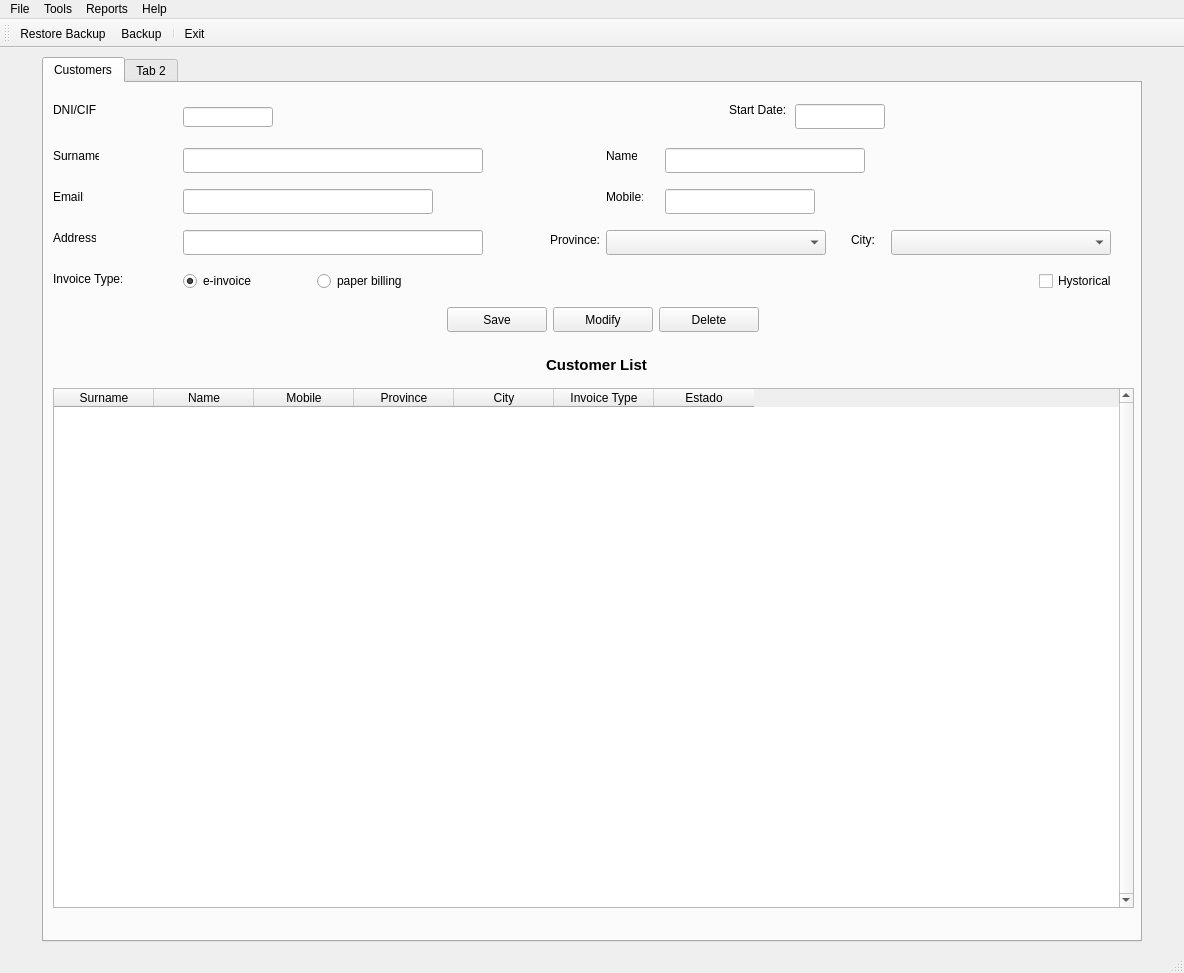
Before: the Qt Designer form templates/window.ui in WDJohanWD/DesktopApp, drawn with Qt 5.
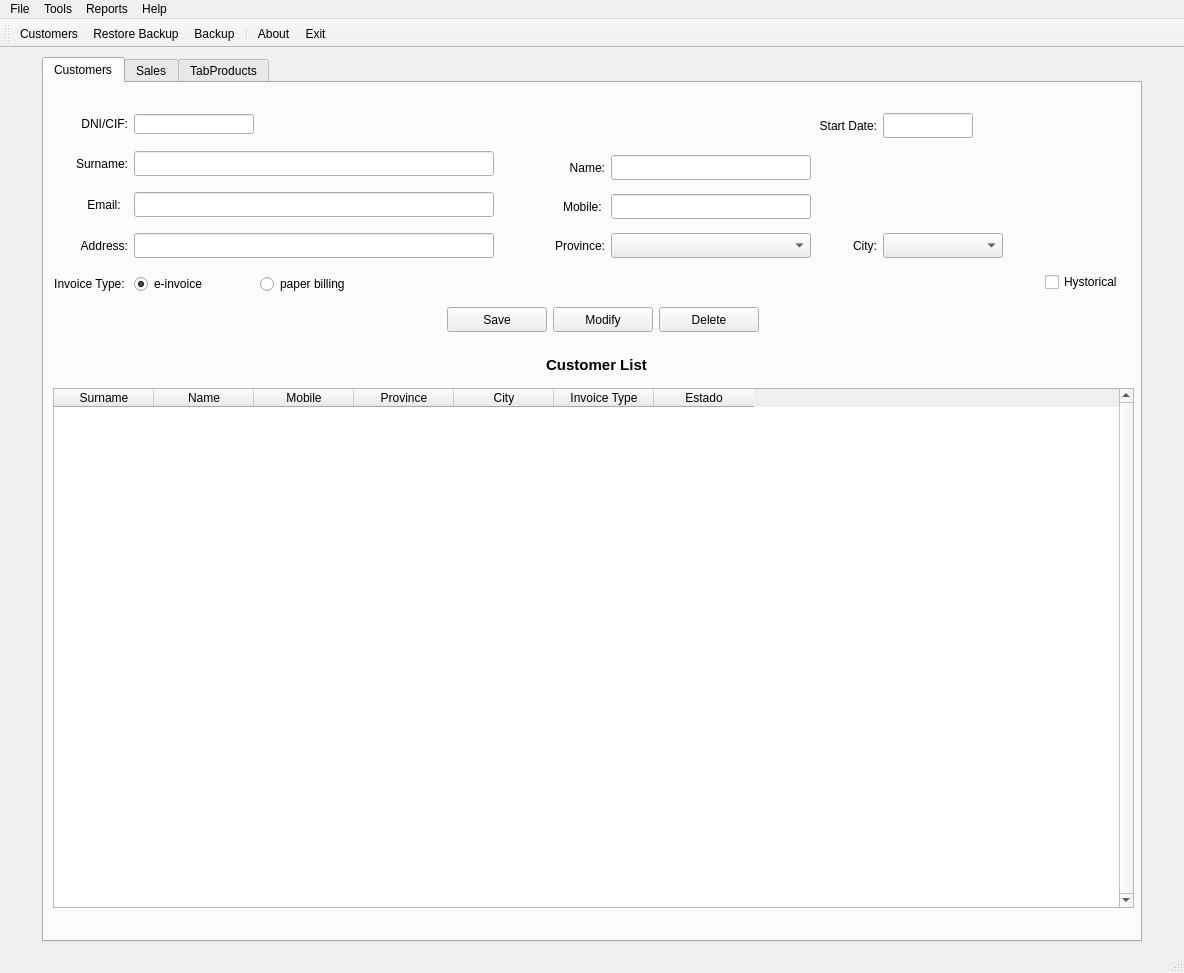
After: the same form once the commit is applied. Icons and pictures are not drawn.

Patch:
```diff
--- a/templates/window.ui
+++ b/templates/window.ui
@@ -54,108 +54,6 @@
        <attribute name="title">
         <string>Customers</string>
        </attribute>
-       <widget class="QLabel" name="lblDircli">
-        <property name="geometry">
-         <rect>
-          <x>9</x>
-          <y>147</y>
-          <width>43</width>
-          <height>16</height>
-         </rect>
-        </property>
-        <property name="text">
-         <string>Address:</string>
-        </property>
-        <property name="alignment">
-         <set>Qt::AlignLeading|Qt::AlignLeft|Qt::AlignVCenter</set>
-        </property>
-       </widget>
-       <widget class="QPushButton" name="btnCleanCli">
-        <property name="geometry">
-         <rect>
-          <x>995</x>
-          <y>19</y>
-          <width>32</width>
-          <height>30</height>
-         </rect>
-        </property>
-        <property name="maximumSize">
-         <size>
-          <width>32</width>
-          <height>32</height>
-         </size>
-        </property>
-        <property name="text">
-         <string/>
-        </property>
-        <property name="icon">
-         <iconset>
-          <normaloff>../../../../.designer/img/rotate-ccw.png</normaloff>../../../../.designer/img/rotate-ccw.png</iconset>
-        </property>
-        <property name="iconSize">
-         <size>
-          <width>22</width>
-          <height>22</height>
-         </size>
-        </property>
-        <property name="flat">
-         <bool>true</bool>
-        </property>
-       </widget>
-       <widget class="QCheckBox" name="chkHistoricocli">
-        <property name="geometry">
-         <rect>
-          <x>995</x>
-          <y>188</y>
-          <width>90</width>
-          <height>20</height>
-         </rect>
-        </property>
-        <property name="minimumSize">
-         <size>
-          <width>90</width>
-          <height>20</height>
-         </size>
-        </property>
-        <property name="text">
-         <string>Hystorical</string>
-        </property>
-       </widget>
-       <widget class="QLineEdit" name="txtDircli">
-        <property name="geometry">
-         <rect>
-          <x>139</x>
-          <y>147</y>
-          <width>300</width>
-          <height>25</height>
-         </rect>
-        </property>
-        <property name="minimumSize">
-         <size>
-          <width>300</width>
-          <height>25</height>
-         </size>
-        </property>
-        <property name="maximumSize">
-         <size>
-          <width>300</width>
-          <height>25</height>
-         </size>
-        </property>
-       </widget>
-       <widget class="QLabel" name="lblNomecli">
-        <property name="geometry">
-         <rect>
-          <x>562</x>
-          <y>65</y>
-          <width>31</width>
-          <height>16</height>
-         </rect>
-        </property>
-        <property name="text">
-         <string>Name:</string>
-        </property>
-       </widget>
        <widget class="QPushButton" name="btnDelcli">
         <property name="geometry">
          <rect>
@@ -181,322 +79,6 @@
          <string>Delete</string>
         </property>
        </widget>
-       <widget class="QLabel" name="lblTipofaccli">
-        <property name="geometry">
-         <rect>
-          <x>9</x>
-          <y>188</y>
-          <width>69</width>
-          <height>16</height>
-         </rect>
-        </property>
-        <property name="text">
-         <string>Invoice Type: </string>
-        </property>
-       </widget>
-       <widget class="QLabel" name="lblMailcli">
-        <property name="geometry">
-         <rect>
-          <x>9</x>
-          <y>106</y>
-          <width>31</width>
-          <height>16</height>
-         </rect>
-        </property>
-        <property name="text">
-         <string>Email: </string>
-        </property>
-       </widget>
-       <widget class="QLabel" name="lblProvcli">
-        <property name="geometry">
-         <rect>
-          <x>476</x>
-          <y>147</y>
-          <width>80</width>
-          <height>20</height>
-         </rect>
-        </property>
-        <property name="minimumSize">
-         <size>
-          <width>80</width>
-          <height>20</height>
-         </size>
-        </property>
-        <property name="text">
-         <string>Province:</string>
-        </property>
-        <property name="alignment">
-         <set>Qt::AlignRight|Qt::AlignTrailing|Qt::AlignVCenter</set>
-        </property>
-       </widget>
-       <widget class="QLineEdit" name="txtApelcli">
-        <property name="geometry">
-         <rect>
-          <x>139</x>
-          <y>65</y>
-          <width>300</width>
-          <height>25</height>
-         </rect>
-        </property>
-        <property name="minimumSize">
-         <size>
-          <width>300</width>
-          <height>25</height>
-         </size>
-        </property>
-        <property name="maximumSize">
-         <size>
-          <width>250</width>
-          <height>25</height>
-         </size>
-        </property>
-       </widget>
-       <widget class="QRadioButton" name="rbtFacmail">
-        <property name="geometry">
-         <rect>
-          <x>139</x>
-          <y>188</y>
-          <width>90</width>
-          <height>20</height>
-         </rect>
-        </property>
-        <property name="minimumSize">
-         <size>
-          <width>90</width>
-          <height>20</height>
-         </size>
-        </property>
-        <property name="text">
-         <string>e-invoice</string>
-        </property>
-        <property name="checked">
-         <bool>true</bool>
-        </property>
-       </widget>
-       <widget class="QLineEdit" name="txtMobilcli">
-        <property name="geometry">
-         <rect>
-          <x>621</x>
-          <y>106</y>
-          <width>150</width>
-          <height>25</height>
-         </rect>
-        </property>
-        <property name="minimumSize">
-         <size>
-          <width>150</width>
-          <height>25</height>
-         </size>
-        </property>
-        <property name="maximumSize">
-         <size>
-          <width>150</width>
-          <height>25</height>
-         </size>
-        </property>
-       </widget>
-       <widget class="QPushButton" name="btnFechaltacli">
-        <property name="geometry">
-         <rect>
-          <x>847</x>
-          <y>19</y>
-          <width>30</width>
-          <height>30</height>
-         </rect>
-        </property>
-        <property name="minimumSize">
-         <size>
-          <width>30</width>
-          <height>30</height>
-         </size>
-        </property>
-        <property name="maximumSize">
-         <size>
-          <width>30</width>
-          <height>30</height>
-         </size>
-        </property>
-        <property name="text">
-         <string/>
-        </property>
-        <property name="icon">
-         <iconset>
-          <normaloff>../../../../.designer/img/calendar-days.png</normaloff>../../../../.designer/img/calendar-days.png</iconset>
-        </property>
-        <property name="iconSize">
-         <size>
-          <width>22</width>
-          <height>22</height>
-         </size>
-        </property>
-        <property name="flat">
-         <bool>true</bool>
-        </property>
-       </widget>
-       <widget class="QComboBox" name="cmbMunicli">
-        <property name="geometry">
-         <rect>
-          <x>847</x>
-          <y>147</y>
-          <width>220</width>
-          <height>25</height>
-         </rect>
-        </property>
-        <property name="minimumSize">
-         <size>
-          <width>220</width>
-          <height>25</height>
-         </size>
-        </property>
-        <property name="maximumSize">
-         <size>
-          <width>25</width>
-          <height>16777215</height>
-         </size>
-        </property>
-       </widget>
-       <widget class="QComboBox" name="cmbProvcli">
-        <property name="geometry">
-         <rect>
-          <x>562</x>
-          <y>147</y>
-          <width>220</width>
-          <height>25</height>
-         </rect>
-        </property>
-        <property name="minimumSize">
-         <size>
-          <width>220</width>
-          <height>25</height>
-         </size>
-        </property>
-        <property name="maximumSize">
-         <size>
-          <width>180</width>
-          <height>25</height>
-         </size>
-        </property>
-       </widget>
-       <widget class="QLabel" name="lblMunicli">
-        <property name="geometry">
-         <rect>
-          <x>751</x>
-          <y>147</y>
-          <width>80</width>
-          <height>20</height>
-         </rect>
-        </property>
-        <property name="minimumSize">
-         <size>
-          <width>80</width>
-          <height>20</height>
-         </size>
-        </property>
-        <property name="maximumSize">
-         <size>
-          <width>20</width>
-          <height>16777215</height>
-         </size>
-        </property>
-        <property name="text">
-         <string>City:</string>
-        </property>
-        <property name="alignment">
-         <set>Qt::AlignRight|Qt::AlignTrailing|Qt::AlignVCenter</set>
-        </property>
-       </widget>
-       <widget class="QRadioButton" name="rbtFacpaper">
-        <property name="geometry">
-         <rect>
-          <x>273</x>
-          <y>188</y>
-          <width>90</width>
-          <height>20</height>
-         </rect>
-        </property>
-        <property name="minimumSize">
-         <size>
-          <width>90</width>
-          <height>20</height>
-         </size>
-        </property>
-        <property name="text">
-         <string>paper billing</string>
-        </property>
-       </widget>
-       <widget class="QLabel" name="lblApelcli">
-        <property name="geometry">
-         <rect>
-          <x>9</x>
-          <y>65</y>
-          <width>46</width>
-          <height>16</height>
-         </rect>
-        </property>
-        <property name="text">
-         <string>Surname:</string>
-        </property>
-       </widget>
-       <widget class="QLineEdit" name="txtAltacli">
-        <property name="geometry">
-         <rect>
-          <x>751</x>
-          <y>21</y>
-          <width>90</width>
-          <height>25</height>
-         </rect>
-        </property>
-        <property name="minimumSize">
-         <size>
-          <width>90</width>
-          <height>25</height>
-         </size>
-        </property>
-        <property name="maximumSize">
-         <size>
-          <width>90</width>
-          <height>25</height>
-         </size>
-        </property>
-        <property name="alignment">
-         <set>Qt::AlignCenter</set>
-        </property>
-       </widget>
-       <widget class="QLabel" name="lblDnicli">
-        <property name="geometry">
-         <rect>
-          <x>9</x>
-          <y>19</y>
-          <width>43</width>
-          <height>16</height>
-         </rect>
-        </property>
-        <property name="text">
-         <string>DNI/CIF:</string>
-        </property>
-       </widget>
-       <widget class="QLineEdit" name="txtEmailcli">
-        <property name="geometry">
-         <rect>
-          <x>139</x>
-          <y>106</y>
-          <width>250</width>
-          <height>25</height>
-         </rect>
-        </property>
-        <property name="minimumSize">
-         <size>
-          <width>250</width>
-          <height>25</height>
-         </size>
-        </property>
-        <property name="maximumSize">
-         <size>
-          <width>250</width>
-          <height>25</height>
-         </size>
-        </property>
-       </widget>
        <widget class="QPushButton" name="btnSavecli">
         <property name="geometry">
          <rect>
@@ -522,66 +104,6 @@
          <string>Save</string>
         </property>
        </widget>
-       <widget class="QLabel" name="lblAltacli">
-        <property name="geometry">
-         <rect>
-          <x>685</x>
-          <y>19</y>
-          <width>60</width>
-          <height>16</height>
-         </rect>
-        </property>
-        <property name="minimumSize">
-         <size>
-          <width>60</width>
-          <height>0</height>
-         </size>
-        </property>
-        <property name="maximumSize">
-         <size>
-          <width>60</width>
-          <height>16777215</height>
-         </size>
-        </property>
-        <property name="text">
-         <string>Start Date:</string>
-        </property>
-       </widget>
-       <widget class="QLineEdit" name="txtDnicli">
-        <property name="geometry">
-         <rect>
-          <x>139</x>
-          <y>24</y>
-          <width>90</width>
-          <height>20</height>
-         </rect>
-        </property>
-        <property name="minimumSize">
-         <size>
-          <width>90</width>
-          <height>20</height>
-         </size>
-        </property>
-        <property name="maximumSize">
-         <size>
-          <width>90</width>
-          <height>20</height>
-         </size>
-        </property>
-       </widget>
-       <widget class="QLabel" name="lblMobilcli">
-        <property name="geometry">
-         <rect>
-          <x>562</x>
-          <y>106</y>
-          <width>37</width>
-          <height>16</height>
-         </rect>
-        </property>
-        <property name="text">
-         <string>Mobile: </string>
-        </property>
-       </widget>
        <widget class="QPushButton" name="btnModifcli">
         <property name="geometry">
          <rect>
@@ -607,73 +129,6 @@
          <string>Modify</string>
         </property>
        </widget>
-       <widget class="QLineEdit" name="txtNomecli">
-        <property name="geometry">
-         <rect>
-          <x>621</x>
-          <y>65</y>
-          <width>200</width>
-          <height>25</height>
-         </rect>
-        </property>
-        <property name="minimumSize">
-         <size>
-          <width>200</width>
-          <height>25</height>
-         </size>
-        </property>
-        <property name="maximumSize">
-         <size>
-          <width>200</width>
-          <height>25</height>
-         </size>
-        </property>
-       </widget>
-       <widget class="QPushButton" name="btnSearchCli">
-        <property name="geometry">
-         <rect>
-          <x>235</x>
-          <y>19</y>
-          <width>32</width>
-          <height>30</height>
-         </rect>
-        </property>
-        <property name="maximumSize">
-         <size>
-          <width>32</width>
-          <height>32</height>
-         </size>
-        </property>
-        <property name="text">
-         <string/>
-        </property>
-        <property name="icon">
-         <iconset>
-          <normaloff>../../../../.designer/img/user-search.png</normaloff>../../../../.designer/img/user-search.png</iconset>
-        </property>
-        <property name="iconSize">
-         <size>
-          <width>22</width>
-          <height>22</height>
-         </size>
-        </property>
-        <property name="flat">
-         <bool>true</bool>
-        </property>
-       </widget>
-       <widget class="QLabel" name="lblWarning">
-        <property name="geometry">
-         <rect>
-          <x>273</x>
-          <y>19</y>
-          <width>16</width>
-          <height>16</height>
-         </rect>
-        </property>
-        <property name="text">
-         <string/>
-        </property>
-       </widget>
        <widget class="QWidget" name="layoutWidget">
         <property name="geometry">
          <rect>
@@ -790,10 +245,473 @@
          </item>
         </layout>
        </widget>
+       <widget class="QWidget" name="layoutWidget">
+        <property name="geometry">
+         <rect>
+          <x>10</x>
+          <y>20</y>
+          <width>451</width>
+          <height>201</height>
+         </rect>
+        </property>
+        <layout class="QGridLayout" name="gridLayout">
+         <item row="4" column="0">
+          <widget class="QLabel" name="lblTipofaccli">
+           <property name="text">
+            <string>Invoice Type: </string>
+           </property>
+           <property name="alignment">
+            <set>Qt::AlignRight|Qt::AlignTrailing|Qt::AlignVCenter</set>
+           </property>
+          </widget>
+         </item>
+         <item row="1" column="0">
+          <widget class="QLabel" name="lblApelcli">
+           <property name="text">
+            <string>Surname:</string>
+           </property>
+           <property name="alignment">
+            <set>Qt::AlignRight|Qt::AlignTrailing|Qt::AlignVCenter</set>
+           </property>
+          </widget>
+         </item>
+         <item row="1" column="1" colspan="3">
+          <widget class="QLineEdit" name="txtApelcli">
+           <property name="minimumSize">
+            <size>
+             <width>300</width>
+             <height>25</height>
+            </size>
+           </property>
+           <property name="maximumSize">
+            <size>
+             <width>360</width>
+             <height>25</height>
+            </size>
+           </property>
+          </widget>
+         </item>
+         <item row="4" column="1">
+          <widget class="QRadioButton" name="rbtFacmail">
+           <property name="minimumSize">
+            <size>
+             <width>90</width>
+             <height>20</height>
+            </size>
+           </property>
+           <property name="text">
+            <string>e-invoice</string>
+           </property>
+           <property name="checked">
+            <bool>true</bool>
+           </property>
+          </widget>
+         </item>
+         <item row="0" column="0">
+          <widget class="QLabel" name="lblDnicli">
+           <property name="text">
+            <string>DNI/CIF:</string>
+           </property>
+           <property name="alignment">
+            <set>Qt::AlignRight|Qt::AlignTrailing|Qt::AlignVCenter</set>
+           </property>
+          </widget>
+         </item>
+         <item row="0" column="1">
+          <widget class="QLineEdit" name="txtDnicli">
+           <property name="minimumSize">
+            <size>
+             <width>90</width>
+             <height>20</height>
+            </size>
+           </property>
+           <property name="maximumSize">
+            <size>
+             <width>120</width>
+             <height>20</height>
+            </size>
+           </property>
+          </widget>
+         </item>
+         <item row="3" column="1" colspan="3">
+          <widget class="QLineEdit" name="txtDircli">
+           <property name="minimumSize">
+            <size>
+             <width>300</width>
+             <height>25</height>
+            </size>
+           </property>
+           <property name="maximumSize">
+            <size>
+             <width>360</width>
+             <height>25</height>
+            </size>
+           </property>
+          </widget>
+         </item>
+         <item row="0" column="2">
+          <widget class="QPushButton" name="btnSearchCli">
+           <property name="maximumSize">
+            <size>
+             <width>32</width>
+             <height>32</height>
+            </size>
+           </property>
+           <property name="text">
+            <string/>
+           </property>
+           <property name="icon">
+            <iconset>
+             <normaloff>../img/user-search.png</normaloff>../img/user-search.png</iconset>
+           </property>
+           <property name="iconSize">
+            <size>
+             <width>22</width>
+             <height>22</height>
+            </size>
+           </property>
+           <property name="flat">
+            <bool>true</bool>
+           </property>
+          </widget>
+         </item>
+         <item row="2" column="0">
+          <widget class="QLabel" name="lblMailcli">
+           <property name="maximumSize">
+            <size>
+             <width>70</width>
+             <height>16777215</height>
+            </size>
+           </property>
+           <property name="text">
+            <string>Email: </string>
+           </property>
+           <property name="alignment">
+            <set>Qt::AlignRight|Qt::AlignTrailing|Qt::AlignVCenter</set>
+           </property>
+          </widget>
+         </item>
+         <item row="2" column="1" colspan="3">
+          <widget class="QLineEdit" name="txtEmailcli">
+           <property name="minimumSize">
+            <size>
+             <width>250</width>
+             <height>25</height>
+            </size>
+           </property>
+           <property name="maximumSize">
+            <size>
+             <width>360</width>
+             <height>25</height>
+            </size>
+           </property>
+          </widget>
+         </item>
+         <item row="3" column="0">
+          <widget class="QLabel" name="lblDircli">
+           <property name="text">
+            <string>Address:</string>
+           </property>
+           <property name="alignment">
+            <set>Qt::AlignRight|Qt::AlignTrailing|Qt::AlignVCenter</set>
+           </property>
+          </widget>
+         </item>
+         <item row="4" column="2">
+          <widget class="QRadioButton" name="rbtFacpaper">
+           <property name="minimumSize">
+            <size>
+             <width>90</width>
+             <height>20</height>
+            </size>
+           </property>
+           <property name="text">
+            <string>paper billing</string>
+           </property>
+          </widget>
+         </item>
+         <item row="0" column="3">
+          <widget class="QLabel" name="lblWarning">
+           <property name="text">
+            <string/>
+           </property>
+          </widget>
+         </item>
+        </layout>
+       </widget>
+       <widget class="QWidget" name="layoutWidget">
+        <property name="geometry">
+         <rect>
+          <x>460</x>
+          <y>20</y>
+          <width>631</width>
+          <height>201</height>
+         </rect>
+        </property>
+        <layout class="QGridLayout" name="gridLayout_2">
+         <property name="sizeConstraint">
+          <enum>QLayout::SetDefaultConstraint</enum>
+         </property>
+         <item row="3" column="1">
+          <widget class="QComboBox" name="cmbProvcli">
+           <property name="minimumSize">
+            <size>
+             <width>150</width>
+             <height>25</height>
+            </size>
+           </property>
+           <property name="maximumSize">
+            <size>
+             <width>200</width>
+             <height>25</height>
+            </size>
+           </property>
+          </widget>
+         </item>
+         <item row="0" column="3">
+          <widget class="QLineEdit" name="txtAltacli">
+           <property name="minimumSize">
+            <size>
+             <width>90</width>
+             <height>25</height>
+            </size>
+           </property>
+           <property name="maximumSize">
+            <size>
+             <width>90</width>
+             <height>25</height>
+            </size>
+           </property>
+           <property name="alignment">
+            <set>Qt::AlignCenter</set>
+           </property>
+          </widget>
+         </item>
+         <item row="1" column="1">
+          <widget class="QLineEdit" name="txtNomecli">
+           <property name="minimumSize">
+            <size>
+             <width>200</width>
+             <height>25</height>
+            </size>
+           </property>
+           <property name="maximumSize">
+            <size>
+             <width>200</width>
+             <height>25</height>
+            </size>
+           </property>
+          </widget>
+         </item>
+         <item row="0" column="4">
+          <widget class="QPushButton" name="btnFechaltacli">
+           <property name="minimumSize">
+            <size>
+             <width>30</width>
+             <height>30</height>
+            </size>
+           </property>
+           <property name="maximumSize">
+            <size>
+             <width>30</width>
+             <height>30</height>
+            </size>
+           </property>
+           <property name="text">
+            <string/>
+           </property>
+           <property name="icon">
+            <iconset>
+             <normaloff>../img/calendar-days.png</normaloff>../img/calendar-days.png</iconset>
+           </property>
+           <property name="iconSize">
+            <size>
+             <width>22</width>
+             <height>22</height>
+            </size>
+           </property>
+           <property name="flat">
+            <bool>true</bool>
+           </property>
+          </widget>
+         </item>
+         <item row="3" column="3">
+          <widget class="QComboBox" name="cmbMunicli">
+           <property name="minimumSize">
+            <size>
+             <width>120</width>
+             <height>25</height>
+            </size>
+           </property>
+           <property name="maximumSize">
+            <size>
+             <width>25</width>
+             <height>16777215</height>
+            </size>
+           </property>
+           <property name="sizeAdjustPolicy">
+            <enum>QComboBox::AdjustToContentsOnFirstShow</enum>
+           </property>
+          </widget>
+         </item>
+         <item row="0" column="2">
+          <widget class="QLabel" name="lblAltacli">
+           <property name="minimumSize">
+            <size>
+             <width>50</width>
+             <height>0</height>
+            </size>
+           </property>
+           <property name="maximumSize">
+            <size>
+             <width>80</width>
+             <height>16777215</height>
+            </size>
+           </property>
+           <property name="text">
+            <string>Start Date:</string>
+           </property>
+           <property name="alignment">
+            <set>Qt::AlignRight|Qt::AlignTrailing|Qt::AlignVCenter</set>
+           </property>
+          </widget>
+         </item>
+         <item row="1" column="0">
+          <widget class="QLabel" name="lblNomecli">
+           <property name="text">
+            <string>Name:</string>
+           </property>
+           <property name="alignment">
+            <set>Qt::AlignRight|Qt::AlignTrailing|Qt::AlignVCenter</set>
+           </property>
+          </widget>
+         </item>
+         <item row="0" column="5">
+          <widget class="QPushButton" name="btnCleanCli">
+           <property name="minimumSize">
+            <size>
+             <width>90</width>
+             <height>0</height>
+            </size>
+           </property>
+           <property name="maximumSize">
+            <size>
+             <width>90</width>
+             <height>32</height>
+            </size>
+           </property>
+           <property name="layoutDirection">
+            <enum>Qt::LeftToRight</enum>
+           </property>
+           <property name="text">
+            <string/>
+           </property>
+           <property name="icon">
+            <iconset>
+             <normaloff>../img/rotate-ccw.png</normaloff>../img/rotate-ccw.png</iconset>
+           </property>
+           <property name="iconSize">
+            <size>
+             <width>22</width>
+             <height>22</height>
+            </size>
+           </property>
+           <property name="flat">
+            <bool>true</bool>
+           </property>
+          </widget>
+         </item>
+         <item row="4" column="5">
+          <widget class="QCheckBox" name="chkHistoricocli">
+           <property name="minimumSize">
+            <size>
+             <width>90</width>
+             <height>20</height>
+            </size>
+           </property>
+           <property name="text">
+            <string>Hystorical</string>
+           </property>
+          </widget>
+         </item>
+         <item row="3" column="2">
+          <widget class="QLabel" name="lblMunicli">
+           <property name="minimumSize">
+            <size>
+             <width>60</width>
+             <height>20</height>
+            </size>
+           </property>
+           <property name="maximumSize">
+            <size>
+             <width>50</width>
+             <height>16777215</height>
+            </size>
+           </property>
+           <property name="layoutDirection">
+            <enum>Qt::LeftToRight</enum>
+           </property>
+           <property name="text">
+            <string>City:</string>
+           </property>
+           <property name="alignment">
+            <set>Qt::AlignRight|Qt::AlignTrailing|Qt::AlignVCenter</set>
+           </property>
+          </widget>
+         </item>
+         <item row="2" column="0">
+          <widget class="QLabel" name="lblMobilcli">
+           <property name="text">
+            <string>Mobile: </string>
+           </property>
+           <property name="alignment">
+            <set>Qt::AlignRight|Qt::AlignTrailing|Qt::AlignVCenter</set>
+           </property>
+          </widget>
+         </item>
+         <item row="3" column="0">
+          <widget class="QLabel" name="lblProvcli">
+           <property name="minimumSize">
+            <size>
+             <width>80</width>
+             <height>20</height>
+            </size>
+           </property>
+           <property name="text">
+            <string>Province:</string>
+           </property>
+           <property name="alignment">
+            <set>Qt::AlignRight|Qt::AlignTrailing|Qt::AlignVCenter</set>
+           </property>
+          </widget>
+         </item>
+         <item row="2" column="1">
+          <widget class="QLineEdit" name="txtMobilcli">
+           <property name="minimumSize">
+            <size>
+             <width>150</width>
+             <height>25</height>
+            </size>
+           </property>
+           <property name="maximumSize">
+            <size>
+             <width>200</width>
+             <height>25</height>
+            </size>
+           </property>
+          </widget>
+         </item>
+        </layout>
+       </widget>
       </widget>
       <widget class="QWidget" name="tabSal">
        <attribute name="title">
-        <string>Tab 2</string>
+        <string>Sales</string>
+       </attribute>
+      </widget>
+      <widget class="QWidget" name="tab_3">
+       <attribute name="title">
+        <string>TabProducts</string>
        </attribute>
       </widget>
      </widget>
@@ -858,9 +776,11 @@
    <attribute name="toolBarBreak">
     <bool>false</bool>
    </attribute>
+   <addaction name="actionCustomers_Reports"/>
    <addaction name="actionRestoreBackup"/>
    <addaction name="actionBackup"/>
    <addaction name="separator"/>
+   <addaction name="action_about"/>
    <addaction name="actionExit"/>
   </widget>
   <action name="actionExit">
```
Left out of the diff: 70 changed lines with no effect on the pictures.
